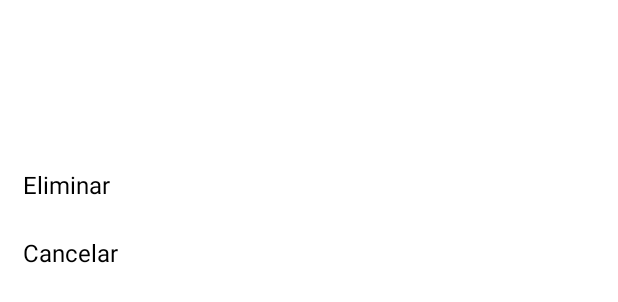
After one commit to Montellanos/TodoApp-AndroidDay18, an Android app: the layout todo_options.xml on its own in the app's theme, with its tools: preview values and no code run, on a phone screen of 412 x 824 dp. The commit adds this screen. Shown: the top 302 px of the screen. Run offline under Robolectric (Android 15) with nearby library versions, the phone set to English and light mode, and no system bars.

Commit message:
All app finish

```diff
--- a/app/build.gradle
+++ b/app/build.gradle
@@ -22,6 +22,7 @@ dependencies {
     implementation fileTree(dir: 'libs', include: ['*.jar'])
     implementation 'com.android.support:appcompat-v7:28.0.0'
     implementation 'com.android.support.constraint:constraint-layout:1.1.3'
+    implementation 'com.android.support:recyclerview-v7:28.0.0'
     testImplementation 'junit:junit:4.12'
     androidTestImplementation 'com.android.support.test:runner:1.0.2'
     androidTestImplementation 'com.android.support.test.espresso:espresso-core:3.0.2'
--- a/app/src/main/java/com/factorybyte/todoapp/adapters/TodoRecyclerAdapter.java
+++ b/app/src/main/java/com/factorybyte/todoapp/adapters/TodoRecyclerAdapter.java
@@ -1,7 +1,6 @@
 package com.factorybyte.todoapp.adapters;
 
 import android.support.annotation.NonNull;
-import android.util.Log;
 import android.view.LayoutInflater;
 import android.view.View;
 import android.view.ViewGroup;
@@ -24,7 +23,7 @@ public class TodoRecyclerAdapter extends FirestoreRecyclerAdapter<Todo, TodoView
     protected void onBindViewHolder(@NonNull TodoViewHolder holder, int position, @NonNull Todo model) {
         holder.setTodoName(model.getName());
         holder.setCompleted(model.isCompleted());
-        holder.setTodoOptions(model.getName());
+        holder.setTodoOptions(model.getDocumentId(), model.getName(), model.isCompleted());
     }
 
     @NonNull
--- a/app/src/main/res/layout/activity_main.xml
+++ b/app/src/main/res/layout/activity_main.xml
@@ -33,4 +33,5 @@
         android:tint="@color/white"
         android:id="@+id/add_todo"/>
 
+
 </android.support.design.widget.CoordinatorLayout>
--- /dev/null
+++ b/app/src/main/res/layout/todo_options.xml
@@ -0,0 +1,47 @@
+<?xml version="1.0" encoding="utf-8"?>
+<LinearLayout xmlns:android="http://schemas.android.com/apk/res/android"
+    xmlns:app="http://schemas.android.com/apk/res-auto"
+    android:id="@+id/bottom_sheet"
+    android:layout_width="match_parent"
+    android:layout_height="wrap_content"
+    android:background="@color/white"
+    android:orientation="vertical"
+    app:behavior_hideable="true"
+    app:behavior_peekHeight="56dp"
+    android:padding="15dp"
+    app:layout_behavior="android.support.design.widget.BottomSheetBehavior">
+
+
+    <TextView
+        android:id="@+id/todo_name_options"
+        android:layout_width="match_parent"
+        android:layout_height="40dp"
+        android:textColor="@color/completed"
+        android:textSize="@dimen/text_size"/>
+
+    <TextView
+        android:id="@+id/action_completed"
+        android:layout_width="match_parent"
+        android:layout_height="45dp"
+        android:textColor="@color/black"
+        android:textSize="@dimen/text_size"
+        android:gravity="center_vertical" />
+
+    <TextView
+        android:id="@+id/delete_todo"
+        android:layout_width="match_parent"
+        android:layout_height="45dp"
+        android:text="@string/delete"
+        android:textColor="@color/black"
+        android:textSize="@dimen/text_size"
+        android:gravity="center_vertical" />
+
+    <TextView
+        android:id="@+id/cancel"
+        android:layout_width="match_parent"
+        android:layout_height="45dp"
+        android:text="@string/cancel"
+        android:textColor="@color/black"
+        android:textSize="@dimen/text_size"
+        android:gravity="center_vertical" />
+</LinearLayout>
--- a/app/src/main/res/values/dimens.xml
+++ b/app/src/main/res/values/dimens.xml
@@ -7,4 +7,6 @@
     <dimen name="text_size">16sp</dimen>
     <dimen name="completed_size">9sp</dimen>
     <dimen name="guideline_dialog">10dp</dimen>
+    <dimen name="list_item_spacing">16dp</dimen>
+    <dimen name="list_item_spacing_half">8dp</dimen>
 </resources>
--- a/app/src/main/res/values/strings.xml
+++ b/app/src/main/res/values/strings.xml
@@ -5,4 +5,7 @@
     <string name="cancel_todo">Cancelar</string>
     <string name="save_todo">Guardar</string>
     <string name="dialog_placeholder">Ejem: Comprar Pan</string>
+    <string name="delete">Eliminar</string>
+    <string name="cancel">Cancelar</string>
+    <string name="delete_todo">Eliminar Tarea?</string>
 </resources>
--- a/app/src/main/res/values/styles.xml
+++ b/app/src/main/res/values/styles.xml
@@ -8,4 +8,5 @@
         <item name="colorAccent">@color/colorAccent</item>
     </style>
 
+
 </resources>
```
Also changed, not shown: app/src/main/java/com/factorybyte/todoapp/MainActivity.java (+14 -1 lines), app/src/main/java/com/factorybyte/todoapp/fragments/BottomDialogFragment.java (added, +120 -0 lines), app/src/main/java/com/factorybyte/todoapp/models/Todo.java (+10 -0 lines), app/src/main/java/com/factorybyte/todoapp/viewholders/TodoViewHolder.java (+15 -3 lines).
